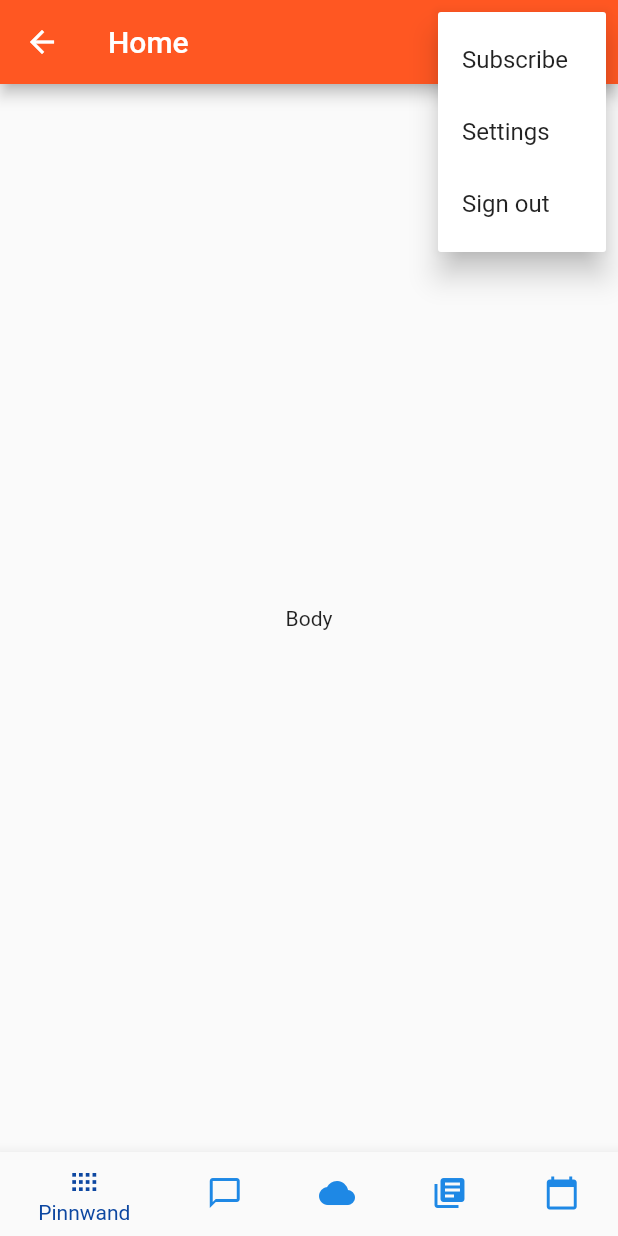
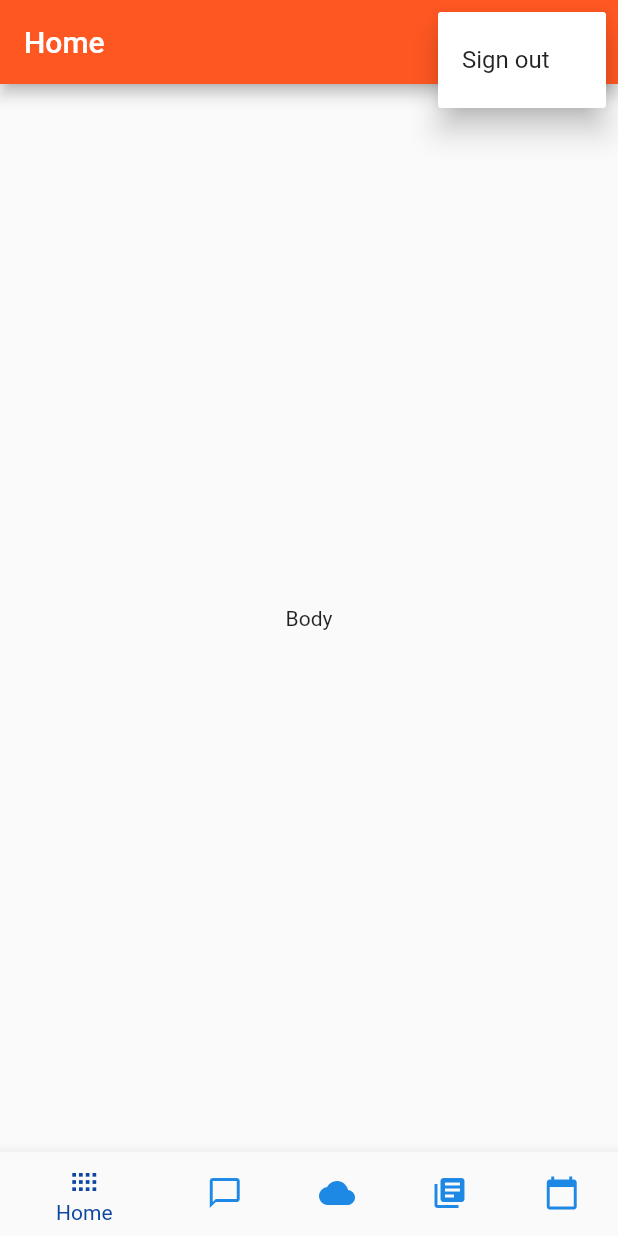
Before and after one commit to shukon/BDP, a Flutter app: the BottomBar screen opened directly, after a tap on the "more vert" icon, on a phone screen of 412 x 824 dp. Run offline on Flutter 3.47's test engine with Material 2 defaults, Android fonts, the phone set to English and light mode, and no system bars; our stand-ins replace webview_flutter.

```diff
--- a/bdp_app/lib/pages/BottomBar.dart
+++ b/bdp_app/lib/pages/BottomBar.dart
@@ -46,7 +46,7 @@ class _BottomBarState extends State<BottomBar> {
     items: [
     BottomNavigationBarItem(
     icon: new Icon(Icons.view_compact),
-    title: Text('Pinnwand'),
+    title: Text('Home'),
     ),
     BottomNavigationBarItem(
     icon: new Icon(Icons.chat_bubble_outline),
--- a/bdp_app/lib/pages/HomePage.dart
+++ b/bdp_app/lib/pages/HomePage.dart
@@ -20,6 +20,7 @@ class _HomePageState extends State<HomePage> {
     return new Scaffold(
       appBar: new AppBar(
         title: new Text('Home'),
+        automaticallyImplyLeading: false,
         actions: <Widget>[
           PopupMenuButton<String>(
             onSelected: choiceAction,
@@ -48,11 +49,7 @@ class _HomePageState extends State<HomePage> {
   }
 
   choiceAction(String choice){
-    if(choice == Constants.Settings){
-      print('Settings');
-    }else if(choice == Constants.Subscribe){
-      print('Subscribe');
-    }else if(choice == Constants.SignOut){
+    if(choice == Constants.SignOut){
       Navigator.pop(context);
 
 
@@ -62,13 +59,9 @@ class _HomePageState extends State<HomePage> {
 
 class Constants {
 
-  static const String Subscribe = 'Subscribe';
-  static const String Settings = 'Settings';
   static const String SignOut = 'Sign out';
 
   static const List<String> choices = <String>[
-    Subscribe,
-    Settings,
     SignOut
   ];
 }
```
